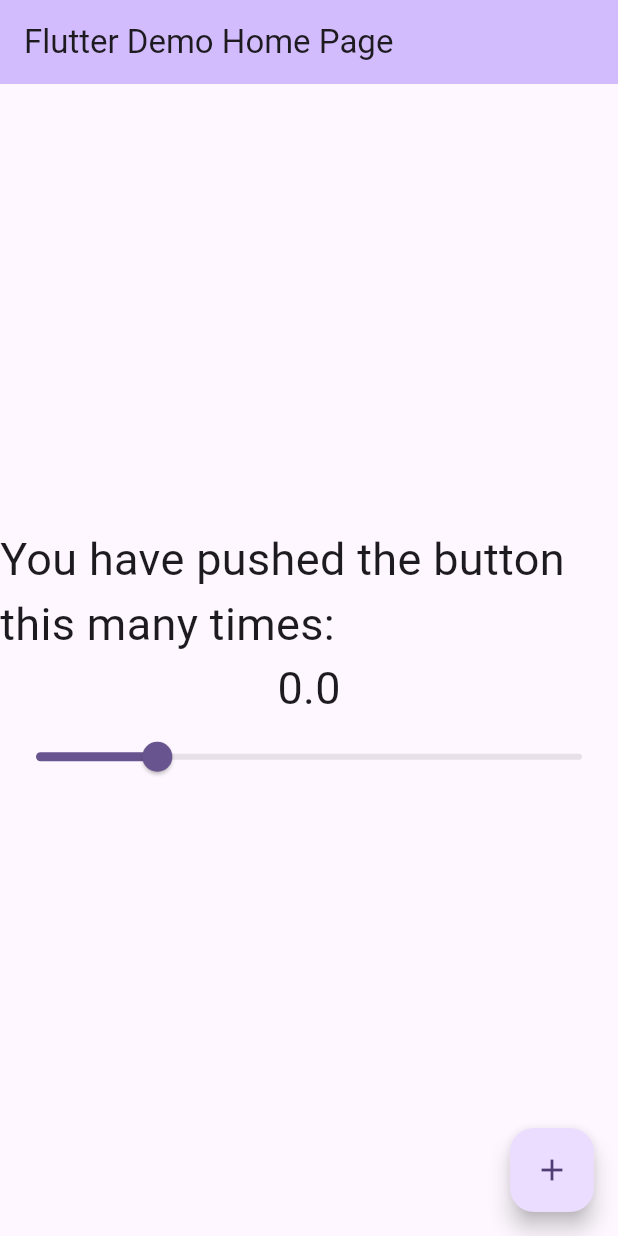
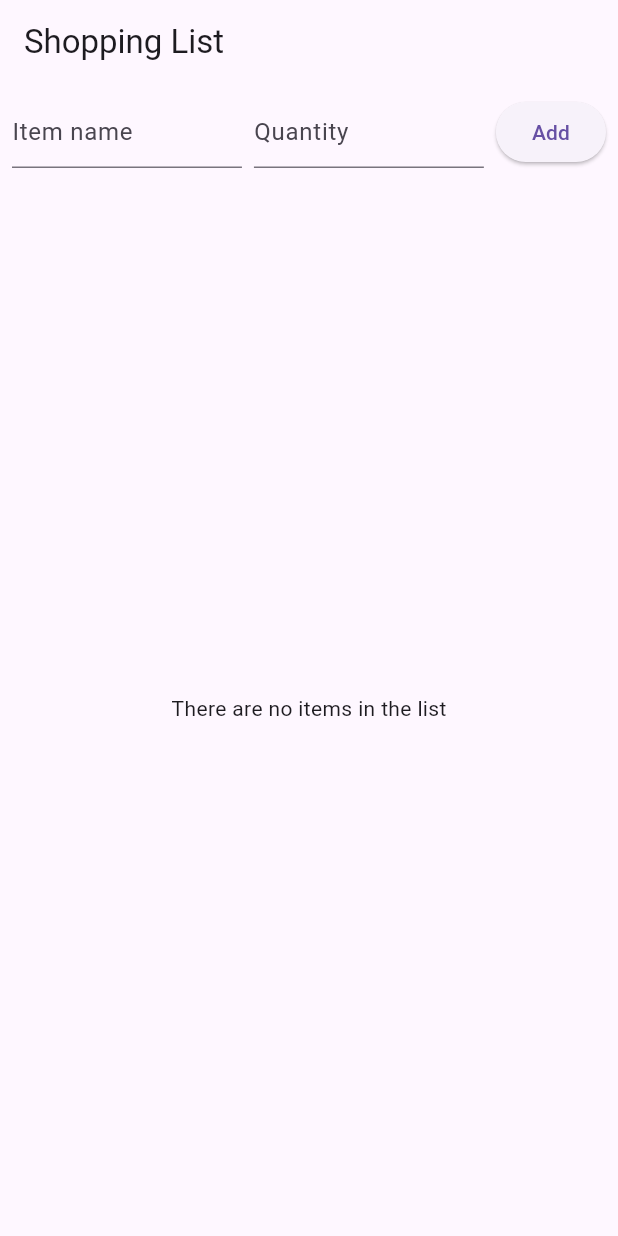
Before and after one commit to r3ssler/my_CST2335_labs, a Flutter app: the screen it shows after launch, on a phone screen of 412 x 824 dp. Run offline on Flutter 3.47's test engine with Material 3 defaults, Android fonts, the phone set to English and light mode, and no system bars; our stand-ins replace sqflite, sqflite_common_ffi_web; accounts and stored records are empty.

Commit message:
Lab07 Completed - DONE

```diff
--- a/lib/database_helper.dart
+++ b/lib/database_helper.dart
@@ -1,7 +1,6 @@
 import 'package:sqflite/sqflite.dart';
 import 'package:path/path.dart';
 import 'shopping_item.dart';
-import 'database_helper.dart';
 
 import 'package:flutter/foundation.dart' show kIsWeb;
 import 'package:sqflite_common_ffi_web/sqflite_ffi_web.dart';
--- a/lib/main.dart
+++ b/lib/main.dart
@@ -1,83 +1,160 @@
 import 'package:flutter/material.dart';
+import 'shopping_item.dart';
+import 'database_helper.dart';
 
-void main() {
-  runApp(const MyApp());
+import 'package:flutter/foundation.dart' show kIsWeb;
+import 'package:sqflite_common_ffi_web/sqflite_ffi_web.dart';
+import 'package:sqflite/sqflite.dart';
+
+void main() async {
+  WidgetsFlutterBinding.ensureInitialized();
+
+  if (kIsWeb) {
+    databaseFactory = databaseFactoryFfiWeb;
   }
 
+  runApp(MyApp());
+}
+
+
 class MyApp extends StatelessWidget {
-  const MyApp({super.key});
-
   @override
   Widget build(BuildContext context) {
     return MaterialApp(
-      title: 'Flutter Demo',
-      theme: ThemeData(
-        colorScheme: ColorScheme.fromSeed(seedColor: Colors.deepPurple),
+      title: 'Shopping List',
+      home: Scaffold(
+        appBar: AppBar(title: Text("Shopping List")),
+        body: ListPage(),
       ),
-      home: const MyHomePage(title: 'Flutter Demo Home Page'),
     );
   }
 }
 
-class MyHomePage extends StatefulWidget {
-  const MyHomePage({super.key, required this.title});
-  final String title;
+class ListPage extends StatefulWidget {
+  @override
+  _ListPageState createState() => _ListPageState();
+}
+
+class _ListPageState extends State<ListPage> {
+  List<ShoppingItem> shoppingList = [];
+  final TextEditingController nameController = TextEditingController();
+  final TextEditingController quantityController = TextEditingController();
+  final dbHelper = DatabaseHelper();
 
   @override
-  State<MyHomePage> createState() => _MyHomePageState();
+  void initState() {
+    super.initState();
+    _loadItems();
   }
 
-class _MyHomePageState extends State<MyHomePage> {
-  var _counter = 0.0;
-  double myFontSize = 30.0;
-
-  void _incrementCounter() {
+  void _loadItems() async {
+    final items = await dbHelper.getItems();
     setState(() {
-        _counter++;
-      myFontSize = _counter;
+      shoppingList = items;
     });
   }
 
-  void _setNewValue(double newValue) {
+  @override
+  Widget build(BuildContext context) {
+    return Column(
+      children: [
+        Padding(
+          padding: const EdgeInsets.all(8.0),
+          child: Row(
+            children: [
+              Expanded(
+                child: TextField(
+                  controller: nameController,
+                  decoration: InputDecoration(hintText: 'Item name'),
+                ),
+              ),
+              SizedBox(width: 8),
+              Expanded(
+                child: TextField(
+                  controller: quantityController,
+                  decoration: InputDecoration(hintText: 'Quantity'),
+                  keyboardType: TextInputType.number,
+                ),
+              ),
+              SizedBox(width: 8),
+              ElevatedButton(
+                onPressed: () async {
+                  if (nameController.text.isNotEmpty &&
+                      quantityController.text.isNotEmpty) {
+                    final newItem = ShoppingItem(
+                      nameController.text,
+                      quantityController.text,
+                    );
+                    newItem.id = await dbHelper.insertItem(newItem);
                     setState(() {
-      myFontSize = newValue;
-      _counter = newValue;
+                      shoppingList.add(newItem);
+                      nameController.clear();
+                      quantityController.clear();
                     });
                   }
-
-
-  @override
-  Widget build(BuildContext context) {
-    return Scaffold(
-      appBar: AppBar(
-        backgroundColor: Theme.of(context).colorScheme.inversePrimary,
-        title: Text(widget.title),
-      ),
-      body: Center(
-        child: Column(
-          mainAxisAlignment: MainAxisAlignment.center,
-          children: <Widget>[
-            Text('You have pushed the button this many times:',
-              style: TextStyle(fontSize: myFontSize),
-            ),
-            Text(
-              '$_counter',
-              style: TextStyle(fontSize: myFontSize),
-            ),
-            Slider(
-              value: myFontSize,
-              min: 10.0,
-              max: 100.0,
-              onChanged: _setNewValue,
+                },
+                child: Text('Add'),
               ),
             ],
           ),
         ),
-      floatingActionButton: FloatingActionButton(
-        onPressed: _incrementCounter,
-        tooltip: 'Increment',
-        child: const Icon(Icons.add),
+        Expanded(
+          child: shoppingList.isEmpty
+              ? Center(child: Text("There are no items in the list"))
+              : ListView.builder(
+            itemCount: shoppingList.length,
+            itemBuilder: (context, index) {
+              return GestureDetector(
+                onLongPress: () {
+                  showDialog(
+                    context: context,
+                    builder: (context) => AlertDialog(
+                      title: Text("Delete Item"),
+                      content: Text(
+                          "Do you want to delete '${shoppingList[index].name}'?"),
+                      actions: [
+                        TextButton(
+                          child: Text("No"),
+                          onPressed: () => Navigator.of(context).pop(),
                         ),
+                        TextButton(
+                          child: Text("Yes"),
+                          onPressed: () async {
+                            await dbHelper
+                                .deleteItem(shoppingList[index].id!);
+                            setState(() {
+                              shoppingList.removeAt(index);
+                            });
+                            Navigator.of(context).pop();
+                          },
+                        ),
+                      ],
+                    ),
+                  );
+                },
+                child: Container(
+                  alignment: Alignment.center,
+                  padding: EdgeInsets.symmetric(vertical: 4),
+                  child: Row(
+                    mainAxisAlignment: MainAxisAlignment.center,
+                    children: [
+                      Text(
+                        "${index + 1}: ${shoppingList[index].name}, ",
+                        style: TextStyle(fontSize: 16),
+                      ),
+                      SizedBox(width: 10),
+                      Text(
+                        "quantity: ${shoppingList[index].quantity}",
+                        style: TextStyle(fontSize: 16),
+                      ),
+                    ],
+                  ),
+                ),
+              );
+            },
+          ),
+        ),
+      ],
     );
   }
 }
```
Lines whose indentation alone changed are shown as unchanged.
